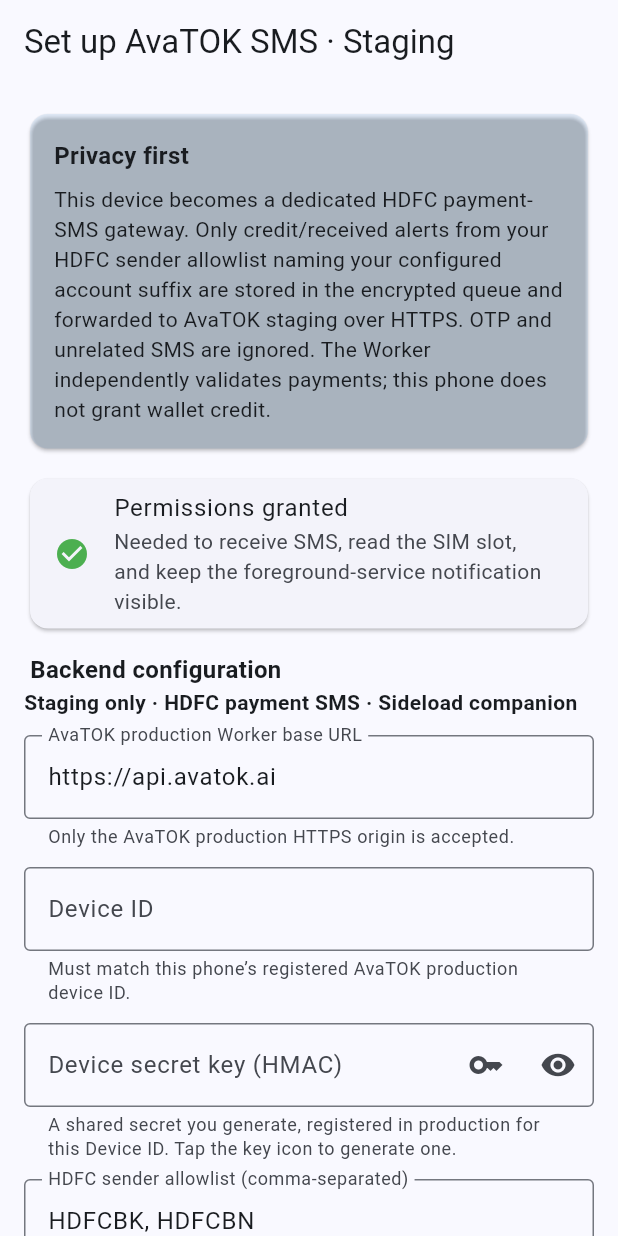
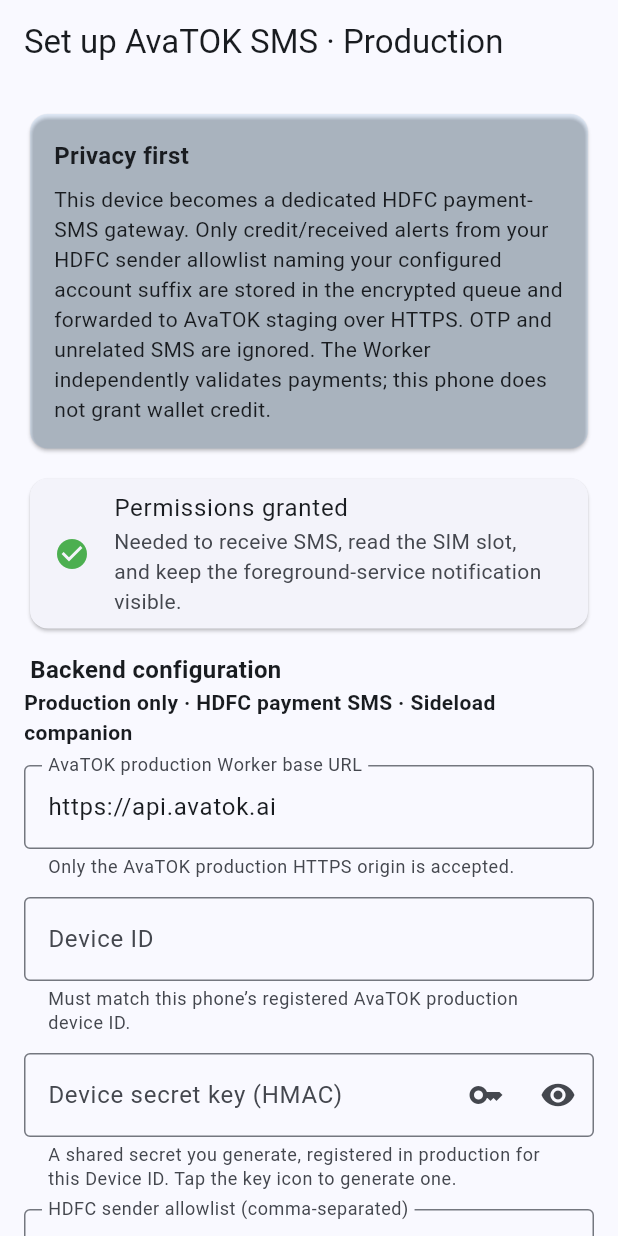
Before and after one commit to hdavy2002/upeo-sms-gateway, a Flutter app: the screen it shows after launch, on a phone screen of 412 x 824 dp. Run offline on Flutter 3.47's test engine with Material 3 defaults, Android fonts, the phone set to English and light mode, and no system bars; our stand-ins replace battery_plus, connectivity_plus, dio, flutter_riverpod, flutter_secure_storage, package_info_plus and 2 more; missing offline and left inert: workmanager; accounts and stored records are empty; statements that could not run were skipped.

Commit message:
[PAY-HDFC-SMS-1] Correct production companion labels

```diff
--- a/lib/src/ui/screens/setup_screen.dart
+++ b/lib/src/ui/screens/setup_screen.dart
@@ -35,7 +35,7 @@
   @override
   Widget build(BuildContext context) {
     return Scaffold(
-      appBar: AppBar(title: const Text('Set up AvaTOK SMS · Staging')),
+      appBar: AppBar(title: const Text('Set up AvaTOK SMS · Production')),
       body: ListView(
         padding: const EdgeInsets.all(16),
         children: [
--- a/lib/src/ui/widgets/config_form.dart
+++ b/lib/src/ui/widgets/config_form.dart
@@ -101,7 +101,7 @@
       if (!mounted) return;
       final ok = res.outcome == SendOutcome.success;
       _snack(
-        ok ? 'Staging heartbeat accepted — no SMS sent' : 'Test failed: ${res.detail}',
+        ok ? 'Production heartbeat accepted — no SMS sent' : 'Test failed: ${res.detail}',
         error: !ok,
       );
     } catch (_) {
@@ -150,7 +150,7 @@
             crossAxisAlignment: CrossAxisAlignment.stretch,
             children: [
               const Text(
-                'Staging only · HDFC payment SMS · Sideload companion',
+                'Production only · HDFC payment SMS · Sideload companion',
                 style: TextStyle(fontWeight: FontWeight.bold),
               ),
               const SizedBox(height: 12),
```
Also changed, not shown: 2 other files.
